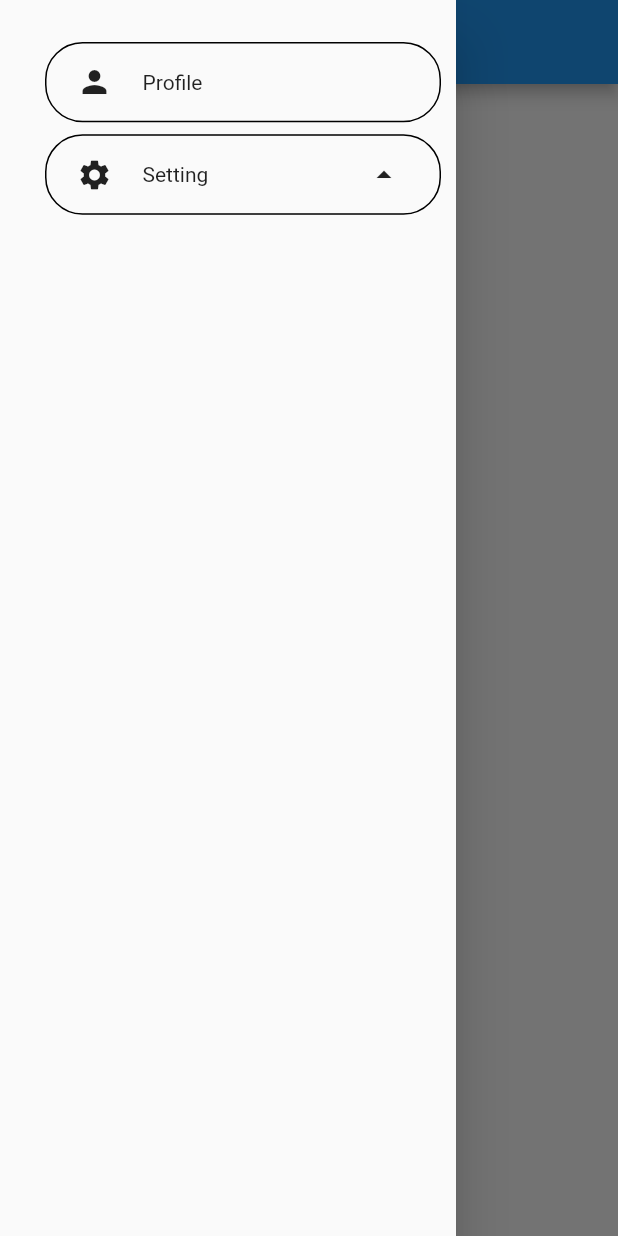
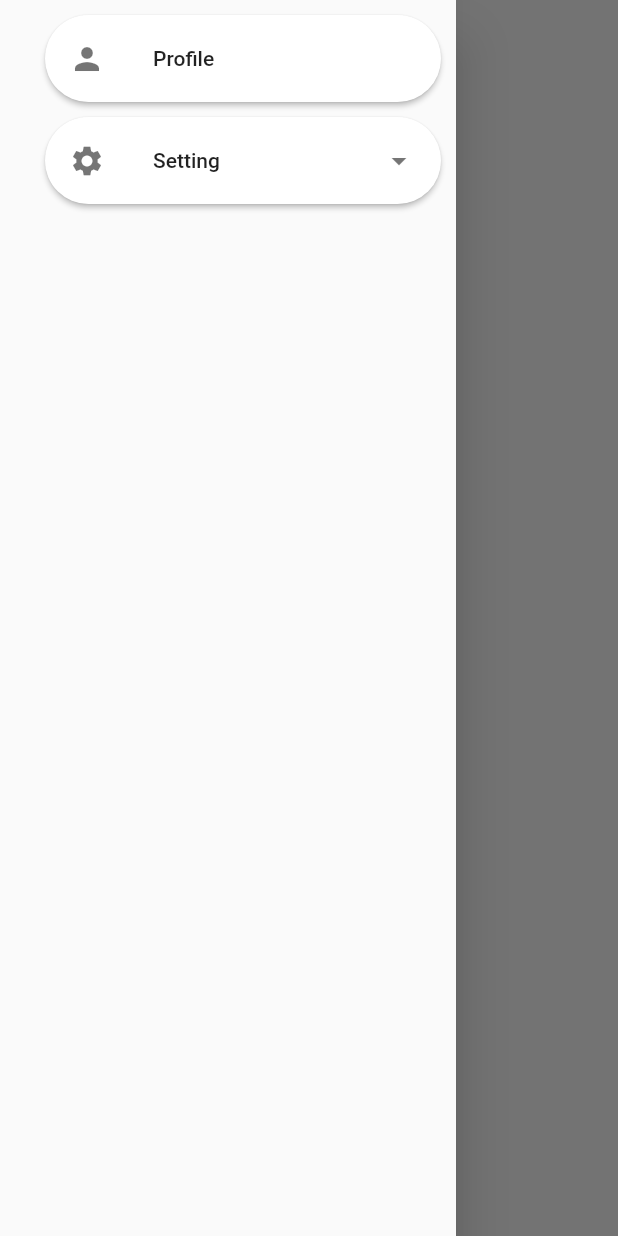
Before and after one commit to sahil078078/flutter_test_27_4_2022, a Flutter app: the screen it shows after launch, with the side drawer open, on a phone screen of 412 x 824 dp. Run offline on Flutter 3.47's test engine with Material 2 defaults, Android fonts, the phone set to English and light mode, and no system bars.

Commit message:
3-commit

```diff
--- /dev/null
+++ b/lib/Test1_2/homescreen1_2.dart
@@ -0,0 +1,70 @@
+import 'package:flutter/material.dart';
+import 'package:flutter_test_27_4_2022/Test1_2/list_of_task1_2.dart';
+
+class HomeScreen1_2 extends StatelessWidget {
+  const HomeScreen1_2({Key? key}) : super(key: key);
+
+  @override
+  Widget build(BuildContext context) {
+    return SafeArea(
+      child: Scaffold(
+        drawer: Drawer(
+          child: Column(
+            children: <Widget>[
+              ListView.builder(
+                shrinkWrap: true,
+                itemCount: listOfMainMenu12.length,
+                itemBuilder: (context, index) {
+                  return Card(
+                    margin: const EdgeInsets.only(left: 30, top: 10, right: 10),
+                    elevation: 1.5,
+                    shape: RoundedRectangleBorder(
+                      borderRadius: BorderRadius.circular(30),
+                    ),
+                    child: ExpansionTile(
+                      title: Text(listOfMainMenu12[index].name),
+                      leading: Icon(listOfMainMenu12.elementAt(index).icon),
+                      trailing:
+                          listOfMainMenu12.elementAt(index).sunMenu12.isNotEmpty
+                              ? const Icon(Icons.arrow_drop_down)
+                              : const SizedBox.shrink(),
+                      children: listOfMainMenu12
+                              .elementAt(index)
+                              .sunMenu12
+                              .isNotEmpty
+                          ? [
+                              ListView.builder(
+                                shrinkWrap: true,
+                                itemCount: listOfSubMenu12.length,
+                                itemBuilder: (context, index) {
+                                  return Card(
+                                    margin: const EdgeInsets.only(
+                                        left: 50, top: 8, right: 15, bottom: 8),
+                                    shape: RoundedRectangleBorder(
+                                      borderRadius: BorderRadius.circular(30),
+                                    ),
+                                    elevation: 1.5,
+                                    child: ListTile(
+                                      title: Text(listOfSubMenu12
+                                          .elementAt(index)
+                                          .name),
+                                      leading: Icon(listOfSubMenu12
+                                          .elementAt(index)
+                                          .icon),
+                                    ),
+                                  );
+                                },
+                              ),
+                            ]
+                          : [],
+                    ),
+                  );
+                },
+              ),
+            ],
+          ),
+        ),
+      ),
+    );
+  }
+}
--- /dev/null
+++ b/lib/Test1_2/list_of_task1_2.dart
@@ -0,0 +1,43 @@
+import 'package:flutter/material.dart';
+
+class MainMenu12 {
+  final String name;
+  final IconData icon;
+  List<SubMenu12> sunMenu12;
+
+  MainMenu12({
+    required this.name,
+    required this.icon,
+    this.sunMenu12 = const [],
+  });
+}
+
+class SubMenu12 {
+  final String name;
+  final IconData icon;
+
+  SubMenu12({
+    required this.name,
+    required this.icon,
+  });
+}
+
+List<MainMenu12> listOfMainMenu12 = [
+  MainMenu12(
+    name: 'Profile',
+    icon: Icons.person,
+  ),
+  MainMenu12(
+    name: 'Setting',
+    icon: Icons.settings,
+    sunMenu12: listOfSubMenu12,
+  ),
+];
+
+List<SubMenu12> listOfSubMenu12 = [
+  SubMenu12(name: 'Edit', icon: Icons.edit),
+  SubMenu12(
+    name: 'Travel',
+    icon: Icons.travel_explore_outlined,
+  ),
+];
--- a/lib/main.dart
+++ b/lib/main.dart
@@ -3,6 +3,7 @@ import 'AddTextList/homescr_text_list.dart';
 import 'Calender/cal_home_screen.dart';
 import 'MyCalenderDesign/myCalenderHomescreen.dart';
 import 'Test1_1/homescreen1_1.dart';
+import 'Test1_2/homescreen1_2.dart';
 import 'Text2/homesccreen2.dart';
 
 void main() {
@@ -18,7 +19,7 @@ class MyApp extends StatelessWidget {
     return const MaterialApp(
       debugShowCheckedModeBanner: false,
       title: 'Flutter Test',
-      home: HomeScreen1_1(),
+      home: HomeScreen1_2(),
     );
   }
 }
```
